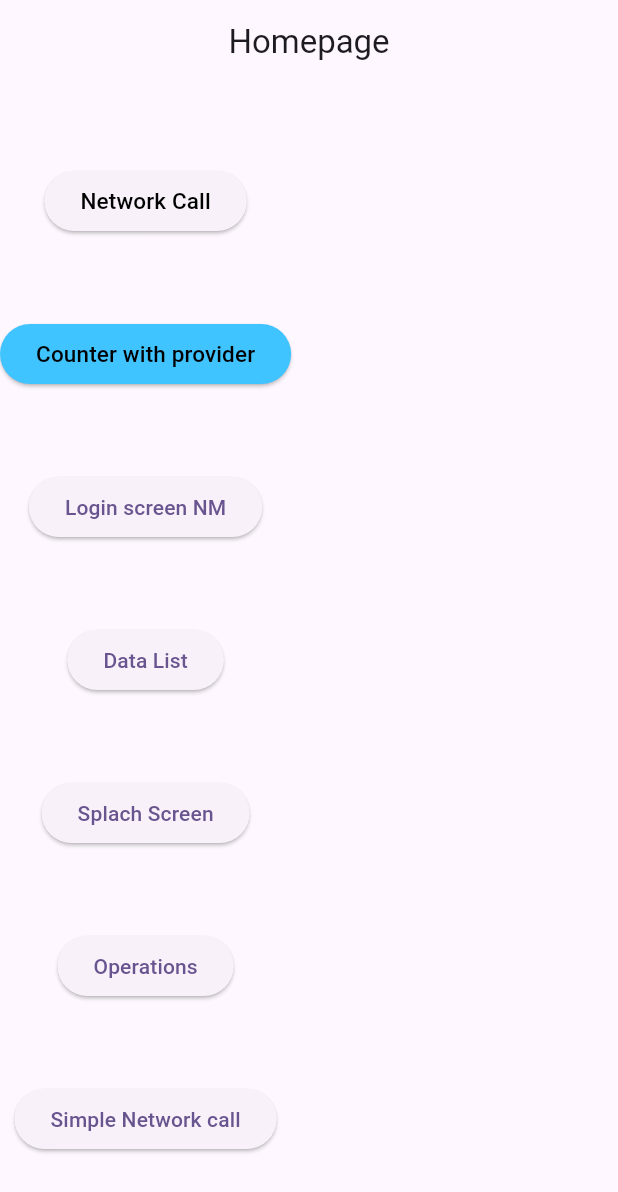
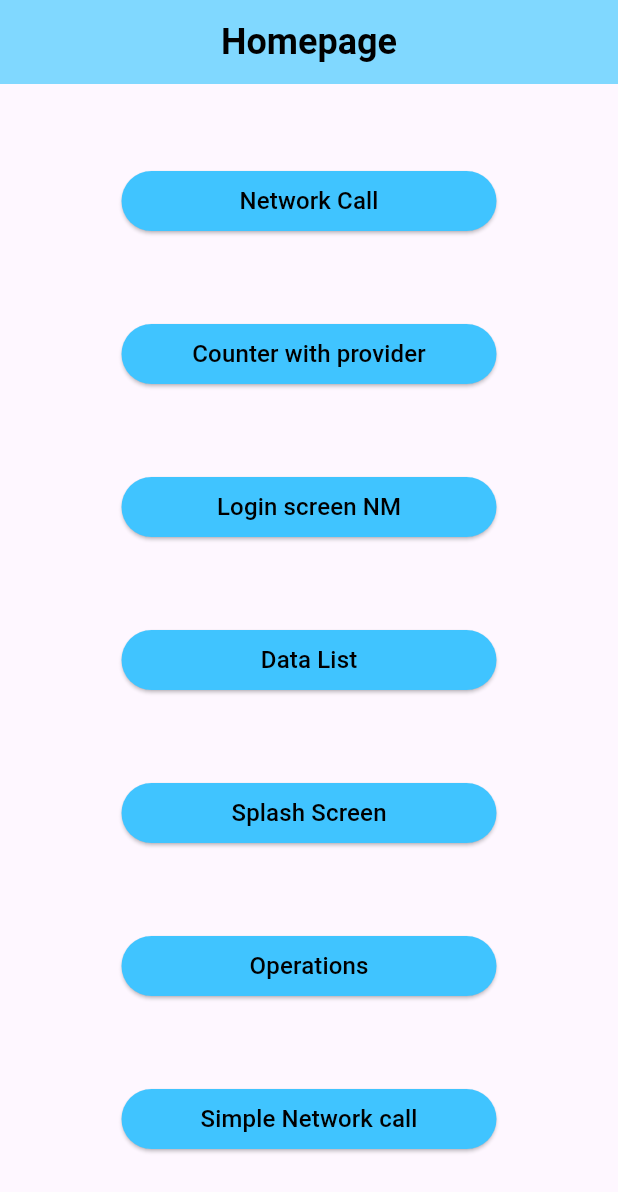
Before and after one commit to OmkarShingte/Flutter-Demo-Project, a Flutter app: the screen it shows after launch, on a phone screen of 412 x 824 dp. Shown: the top 1192 px of the screen. Run offline on Flutter 3.47's test engine with Material 2 defaults, Android fonts, the phone set to English and light mode, and no system bars; our stand-ins replace firebase_core, shared_preferences; accounts and stored records are empty.

Commit message:
UI changes

```diff
--- a/lib/main.dart
+++ b/lib/main.dart
@@ -6,7 +6,6 @@ import 'package:flutter/material.dart';
 import 'package:provider/provider.dart';
 import 'screens/counter_provider_screen.dart';
 import 'screens/data_list_screen.dart';
-import 'models/data_model.dart';
 import 'screens/network_call_screen.dart';
 import 'screens/network_call_provider_screen.dart';
 import 'screens/operations_screen.dart';
@@ -18,7 +17,6 @@ void main() {
 class MyApp extends StatelessWidget {
   const MyApp({super.key});
 
-  // This widget is the root of your application.
   @override
   Widget build(BuildContext context) {
     return MaterialApp(
@@ -38,12 +36,13 @@ class MainScreen extends StatelessWidget {
   @override
   Widget build(BuildContext context) {
     return Scaffold(
-      appBar: AppBar(title: Center(child: Text("Homepage"))),
-      body: Column(
+      appBar: AppBar(backgroundColor: Colors.lightBlueAccent.shade100,title: const Center(child: Text("Homepage", style: TextStyle(color: Colors.black, fontSize: 24, fontWeight: FontWeight.bold),))),
+      body: Center(
+        child: Column(
           mainAxisAlignment: MainAxisAlignment.spaceEvenly,
           children: [
-          Expanded(
-            flex: 0,
+            SizedBox(
+              width: 250,
               child: ElevatedButton(
                   onPressed: () {
                     Navigator.push(
@@ -55,12 +54,15 @@ class MainScreen extends StatelessWidget {
                               child: const NetworkCallProvider()),
                         ));
                   },
+                  style: customButtonStyle(),
                   child: Text(
                     "Network Call",
-                  style: CustomTextStyle(),
+                    style: customTextStyle(),
                   )),
             ),
-          ElevatedButton(
+            SizedBox(
+              width: 250,
+              child: ElevatedButton(
                   onPressed: () {
                     Navigator.push(
                         //goRoute
@@ -71,15 +73,15 @@ class MainScreen extends StatelessWidget {
                               child: const CounterWithProviderScreen()),
                         ));
                   },
+                  style: customButtonStyle(),
                   child: Text(
                     "Counter with provider",
-                style: CustomTextStyle(),
+                    style: customTextStyle(),
+                  )),
             ),
-              style: ButtonStyle(
-                backgroundColor:
-                    MaterialStateProperty.all(Colors.lightBlueAccent),
-              )),
-          ElevatedButton(
+            SizedBox(
+              width: 250,
+              child: ElevatedButton(
                   onPressed: () {
                     Navigator.push(
                         //goRoute
@@ -88,8 +90,12 @@ class MainScreen extends StatelessWidget {
                           builder: (context) => const LoginScreen(),
                         ));
                   },
-              child: Text("Login screen NM")),
-          ElevatedButton(
+                  style: customButtonStyle(),
+                  child: Text("Login screen NM", style: customTextStyle())),
+            ),
+            SizedBox(
+              width: 250,
+              child: ElevatedButton(
                   onPressed: () {
                     Navigator.push(
                         //goRoute
@@ -98,8 +104,12 @@ class MainScreen extends StatelessWidget {
                           builder: (context) => const DataList(),
                         ));
                   },
-              child: Text("Data List")),
-          ElevatedButton(
+                  style: customButtonStyle(),
+                  child: Text("Data List", style: customTextStyle())),
+            ),
+            SizedBox(
+              width: 250,
+              child: ElevatedButton(
                   onPressed: () {
                     Navigator.push(
                         //goRoute
@@ -108,8 +118,12 @@ class MainScreen extends StatelessWidget {
                           builder: (context) => const SplashScreen(),
                         ));
                   },
-              child: Text("Splach Screen")),
-          ElevatedButton(
+                  style: customButtonStyle(),
+                  child: Text("Splash Screen", style: customTextStyle())),
+            ),
+            SizedBox(
+              width: 250,
+              child: ElevatedButton(
                   onPressed: () {
                     Navigator.push(
                         //goRoute
@@ -119,8 +133,12 @@ class MainScreen extends StatelessWidget {
                               const Operations(title: 'Flutter Home Page'),
                         ));
                   },
-              child: Text("Operations")),
-          ElevatedButton(
+                  style: customButtonStyle(),
+                  child: Text("Operations", style: customTextStyle())),
+            ),
+            SizedBox(
+              width: 250,
+              child: ElevatedButton(
                   onPressed: () {
                     Navigator.push(
                         //goRoute
@@ -129,13 +147,25 @@ class MainScreen extends StatelessWidget {
                           builder: (context) => const NetworkCall(),
                         ));
                   },
-              child: Text("Simple Network call")),
+                  style: customButtonStyle(),
+                  child: Text(
+                    "Simple Network call",
+                    style: customTextStyle(),
+                  )),
+            ),
           ],
+        ),
       ),
     );
   }
 
-  CustomTextStyle() {
-    return TextStyle(color: Colors.black, fontSize: 15);
+  ButtonStyle customButtonStyle() {
+    return ButtonStyle(
+      backgroundColor: MaterialStateProperty.all(Colors.lightBlueAccent),
+    );
+  }
+
+  customTextStyle() {
+    return const TextStyle(color: Colors.black, fontSize: 16);
   }
 }
```
Lines whose indentation alone changed are shown as unchanged.
